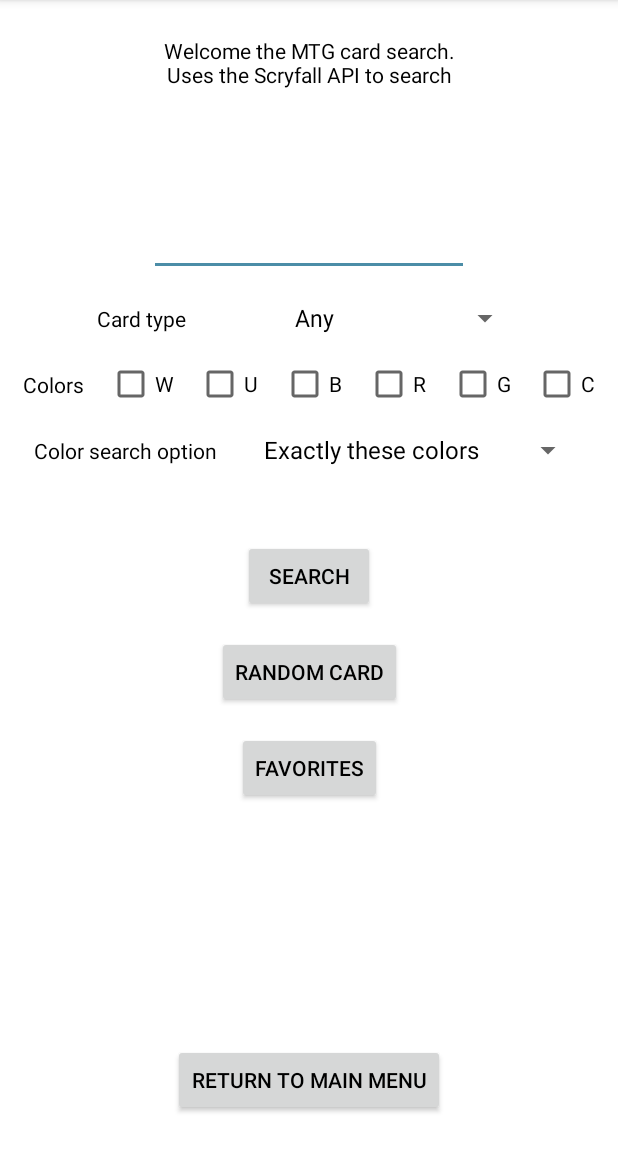
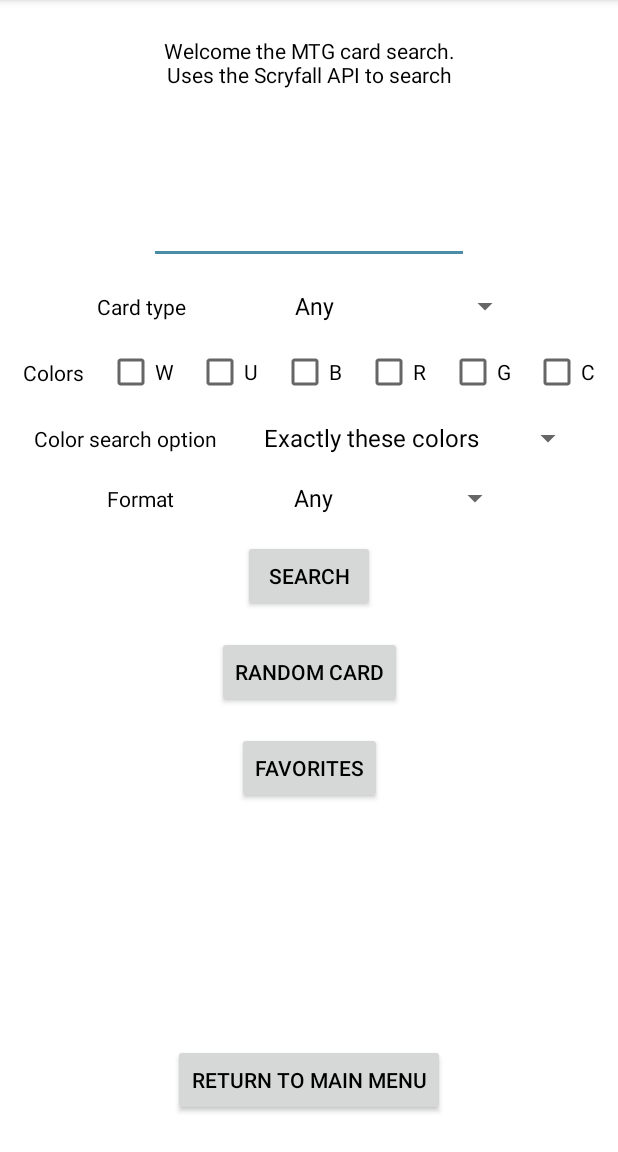
Before and after one commit to mtauber3-ford/LoginApp, an Android app: the LandingFragment screen opened directly, with no data from a screen before it, after a tap on "SEARCH", on a phone screen of 412 x 824 dp, the part 84-1236 px from its top. Run offline under Robolectric (Android 15) with nearby library versions, the phone set to English and light mode, and no system bars; our stand-ins replace Room's generated code, data binding; libraries missing offline, so code that uses them is left out: com.jakewharton.retrofit2; 2 statements that could not run were skipped.

```diff
--- a/app/build.gradle
+++ b/app/build.gradle
@@ -11,8 +11,8 @@ android {
     buildToolsVersion "29.0.2"
     defaultConfig {
         applicationId "mtaubert.loginapplication"
-        minSdkVersion 19
-        targetSdkVersion 29
+        minSdkVersion 23
+        targetSdkVersion 26
         versionCode 1
         versionName "1.0"
         testInstrumentationRunner "androidx.test.runner.AndroidJUnitRunner"
--- a/app/src/main/java/mtaubert/loginapplication/Features/API/ViewModels/APIViewModel.kt
+++ b/app/src/main/java/mtaubert/loginapplication/Features/API/ViewModels/APIViewModel.kt
@@ -21,6 +21,8 @@ import mtaubert.loginapplication.Data.DB.Model.Favorites
 import mtaubert.loginapplication.Data.Remote.Model.ScryfallCardList
 import mtaubert.loginapplication.Features.API.Models.APIModel
 import java.net.URLEncoder
+import okhttp3.OkHttpClient
+import mtaubert.loginapplication.Utils.ConnectionInterceptor
 
 
 class APIViewModel(app: Application): AndroidViewModel(app) {
@@ -34,15 +36,23 @@ class APIViewModel(app: Application): AndroidViewModel(app) {
     private val API_URL = "https://api.scryfall.com/"
 
     init {
+        val oktHttpClient = OkHttpClient.Builder()
+            .addInterceptor(ConnectionInterceptor(app.applicationContext))
+
         service = Retrofit.Builder()
             .baseUrl(API_URL)
             .addConverterFactory(GsonConverterFactory.create())
             .addCallAdapterFactory(CoroutineCallAdapterFactory())
+            .client(oktHttpClient.build())
             .build()
             .create(GetScryfallData::class.java)
-
     }
 
+
+
+    /**
+     * CARD SEARCHES
+     */
     fun clearSearchCache()
     {
         apiModel.lastCardInspected = null
@@ -71,7 +81,7 @@ class APIViewModel(app: Application): AndroidViewModel(app) {
         return apiModel.lastCardInspected!!
     }
 
-    suspend fun searchForCards(searchString: String, searchType: String, colorSelection: Array<Boolean>, colorSearchType: Int): List<Card> {
+    suspend fun searchForCards(searchString: String, searchType: String, colorSelection: Array<Boolean>, colorSearchType: Int, formatSearch: Int): List<Card> {
         var encodedStrings = ""
         if(searchString.isNotEmpty() && searchString.isNotBlank()) {
             encodedStrings += URLEncoder.encode(searchString, "UTF-8")
@@ -108,6 +118,14 @@ class APIViewModel(app: Application): AndroidViewModel(app) {
                     encodedStrings += "color<=$colorString"
                 }
             }
+        }
+
+        if(formatSearch != 0) {
+            val formats = arrayOf(
+                "standard","future", "modern", "legacy", "pauper", "vintage", "penny", "commander", "brawl", "duel", "oldschool"
+            )
+
+            encodedStrings += "legal:${formats[formatSearch-1]}"
         }
 
         Log.e("SEARCH STRING", encodedStrings)
--- a/app/src/main/java/mtaubert/loginapplication/Features/API/Views/LandingFragment.kt
+++ b/app/src/main/java/mtaubert/loginapplication/Features/API/Views/LandingFragment.kt
@@ -48,6 +48,7 @@ class LandingFragment : BaseAPIFragment() {
         }
 
         binding.favoritesButton.setOnClickListener {
+            apiViewModel.clearSearchCache()
             GlobalScope.launch {
                 val cards = apiViewModel.getUserFavorites()
                 (activity as APIActivity).showCards(cards!!)
@@ -61,6 +62,7 @@ class LandingFragment : BaseAPIFragment() {
         }
 
         binding.button.setOnClickListener {
+            apiViewModel.clearSearchCache()
             try {
                 GlobalScope.launch {
                     val cards = listOf(apiViewModel.getRandomCard())
@@ -72,6 +74,7 @@ class LandingFragment : BaseAPIFragment() {
         }
 
         binding.searchButton.setOnClickListener {
+            apiViewModel.clearSearchCache()
             val searchString = binding.searchEditText.text.toString()
             val searchType = binding.cardTypeSpinner.selectedItem.toString()
             val colorSelection = arrayOf(
@@ -82,9 +85,10 @@ class LandingFragment : BaseAPIFragment() {
                 binding.gCheckbox.isChecked,
                 binding.cCheckbox.isChecked
             )
-            val colorSearchType = binding.spinner.selectedItemPosition
+            val colorSearchType = binding.colorOptionSpinner.selectedItemPosition
+            val formatSearch = binding.formatOptionSpinner.selectedItemPosition
 
-            if(searchString.isBlank() && searchString.isEmpty() && searchType == "Any" && !colorSelection.contains(true)) {
+            if(searchString.isBlank() && searchString.isEmpty() && searchType == "Any" && !colorSelection.contains(true) && formatSearch == 0) {
                 Toast.makeText(activity, "Please enter something to search", Toast.LENGTH_LONG).show()
             } else {
                 try {
@@ -93,7 +97,8 @@ class LandingFragment : BaseAPIFragment() {
                            searchString,
                             searchType,
                             colorSelection,
-                            colorSearchType
+                            colorSearchType,
+                            formatSearch
                         )
                         (activity as APIActivity).showCards(cards)
                     }
--- a/app/src/main/res/layout/api_fragment_landing.xml
+++ b/app/src/main/res/layout/api_fragment_landing.xml
@@ -182,7 +182,7 @@
             android:checked="false"
             android:text="C"
             android:visibility="visible"
-            app:layout_constraintBottom_toTopOf="@+id/spinner"
+            app:layout_constraintBottom_toTopOf="@+id/color_option_spinner"
             app:layout_constraintEnd_toEndOf="parent"
             app:layout_constraintHorizontal_bias="0.5"
             app:layout_constraintStart_toEndOf="@+id/g_checkbox" />
@@ -192,19 +192,19 @@
             android:layout_width="wrap_content"
             android:layout_height="wrap_content"
             android:text="@string/color_search_option"
-            app:layout_constraintBottom_toBottomOf="@+id/spinner"
-            app:layout_constraintEnd_toStartOf="@+id/spinner"
+            app:layout_constraintBottom_toBottomOf="@+id/color_option_spinner"
+            app:layout_constraintEnd_toStartOf="@+id/color_option_spinner"
             app:layout_constraintHorizontal_bias="0.5"
             app:layout_constraintStart_toStartOf="parent"
-            app:layout_constraintTop_toTopOf="@+id/spinner" />
+            app:layout_constraintTop_toTopOf="@+id/color_option_spinner" />
 
         <Spinner
-            android:id="@+id/spinner"
+            android:id="@+id/color_option_spinner"
             android:layout_width="wrap_content"
             android:layout_height="wrap_content"
-            android:layout_marginBottom="48dp"
+            android:layout_marginBottom="16dp"
             android:entries="@array/color_search_options"
-            app:layout_constraintBottom_toTopOf="@+id/search_button"
+            app:layout_constraintBottom_toTopOf="@+id/format_option_spinner"
             app:layout_constraintEnd_toEndOf="parent"
             app:layout_constraintHorizontal_bias="0.5"
             app:layout_constraintStart_toEndOf="@+id/color_search_textview" />
@@ -231,5 +231,27 @@
             app:layout_constraintTop_toTopOf="@+id/favorites_button"
             app:layout_constraintVertical_bias="0.0" />
 
+        <TextView
+            android:id="@+id/format_spinner_text"
+            android:layout_width="wrap_content"
+            android:layout_height="wrap_content"
+            android:text="@string/format"
+            app:layout_constraintBottom_toBottomOf="@+id/format_option_spinner"
+            app:layout_constraintEnd_toStartOf="@+id/format_option_spinner"
+            app:layout_constraintHorizontal_bias="0.5"
+            app:layout_constraintStart_toStartOf="parent"
+            app:layout_constraintTop_toTopOf="@+id/format_option_spinner" />
+
+        <Spinner
+            android:id="@+id/format_option_spinner"
+            android:layout_width="wrap_content"
+            android:layout_height="wrap_content"
+            android:layout_marginBottom="16dp"
+            android:entries="@array/format_array"
+            app:layout_constraintBottom_toTopOf="@+id/search_button"
+            app:layout_constraintEnd_toEndOf="parent"
+            app:layout_constraintHorizontal_bias="0.5"
+            app:layout_constraintStart_toEndOf="@+id/format_spinner_text" />
+
     </androidx.constraintlayout.widget.ConstraintLayout>
 </layout>
--- a/app/src/main/res/values/strings.xml
+++ b/app/src/main/res/values/strings.xml
@@ -53,6 +53,21 @@
         <item>At most these colors</item>
     </string-array>
     <string name="favorites">Favorites</string>
+    <string name="format">Format</string>
+    <string-array name="format_array">
+        <item>Any</item>
+        <item>Standard</item>
+        <item>Future</item>
+        <item>Modern</item>
+        <item>Legacy</item>
+        <item>Pauper</item>
+        <item>Vintage</item>
+        <item>Penny</item>
+        <item>Commander</item>
+        <item>Brawl</item>
+        <item>Duel</item>
+        <item>Old School</item>
+    </string-array>
 
 
 
```
Also changed, not shown: app/src/main/java/mtaubert/loginapplication/Data/Remote/Model/ApiError.kt (added, +9 -0 lines), app/src/main/java/mtaubert/loginapplication/Utils/ConnectionInterceptor.kt (added, +29 -0 lines), app/src/main/java/mtaubert/loginapplication/Utils/NoNetworkConnectivityException.kt (added, +7 -0 lines).
